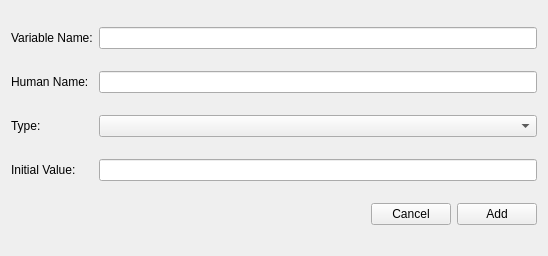
Before: the Qt Designer form Source/Applications/DevHelper/UI_Files/AddFilterParameter.ui in BlueQuartzSoftware/DREAM3D, drawn with Qt 5.
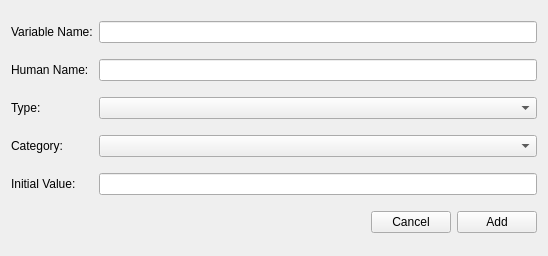
After: the same form once the commit is applied. Custom widgets are drawn as their Qt base class.

Commit message: Adding new category section to FilterMaker. Updating code generators to store and use the new category string.

```diff
--- a/Source/Applications/DevHelper/UI_Files/AddFilterParameter.ui
+++ b/Source/Applications/DevHelper/UI_Files/AddFilterParameter.ui
@@ -32,8 +32,8 @@
    <string>Add Filter Parameter</string>
   </property>
   <layout class="QGridLayout" name="gridLayout">
-   <item row="0" column="2">
-    <widget class="QLineEdit" name="varName"/>
+   <item row="1" column="1">
+    <widget class="QLineEdit" name="humanName"/>
    </item>
    <item row="0" column="0">
     <widget class="QLabel" name="varNameLabel">
@@ -49,8 +49,21 @@
      </property>
     </widget>
    </item>
-   <item row="1" column="2">
-    <widget class="QLineEdit" name="humanName"/>
+   <item row="0" column="1">
+    <widget class="QLineEdit" name="varName"/>
+   </item>
+   <item row="3" column="1">
+    <widget class="QComboBox" name="category"/>
+   </item>
+   <item row="3" column="0">
+    <widget class="QLabel" name="categoryLabel">
+     <property name="text">
+      <string>Category:</string>
+     </property>
+    </widget>
+   </item>
+   <item row="4" column="1">
+    <widget class="QLineEdit" name="initValue"/>
    </item>
    <item row="2" column="0">
     <widget class="QLabel" name="typeLabel">
@@ -59,10 +72,17 @@
      </property>
     </widget>
    </item>
-   <item row="2" column="2">
+   <item row="2" column="1">
     <widget class="QComboBox" name="type"/>
    </item>
-   <item row="4" column="2">
+   <item row="4" column="0">
+    <widget class="QLabel" name="initValueLabel">
+     <property name="text">
+      <string>Initial Value:</string>
+     </property>
+    </widget>
+   </item>
+   <item row="5" column="1">
     <layout class="QHBoxLayout" name="horizontalLayout">
      <item>
       <widget class="QFSDropLabel" name="errorString">
@@ -93,16 +113,6 @@
      </item>
     </layout>
    </item>
-   <item row="3" column="0">
-    <widget class="QLabel" name="initValueLabel">
-     <property name="text">
-      <string>Initial Value:</string>
-     </property>
-    </widget>
-   </item>
-   <item row="3" column="2">
-    <widget class="QLineEdit" name="initValue"/>
-   </item>
   </layout>
  </widget>
  <customwidgets>
```
Left out of the diff: 2 changed lines with no effect on the pictures. The commit also changes 75 other files.
